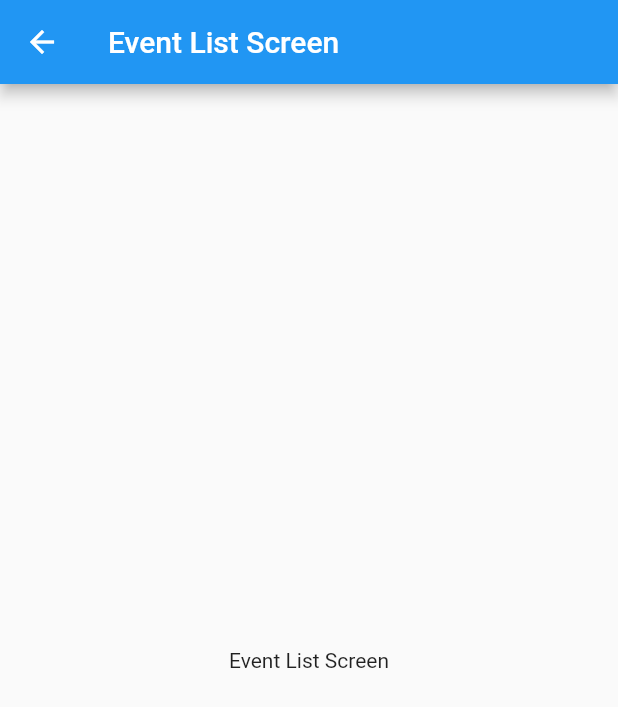
After one commit to lahirulakruwan/Event_Reminder_FlutterApp, a Flutter app: the EventListScreen screen opened directly, on a phone screen of 412 x 824 dp. The commit adds this screen. Shown: the top 707 px of the screen. Run offline on Flutter 3.47's test engine with Material 2 defaults, Android fonts, the phone set to English and light mode, and no system bars.

Commit message:
screen structure

```diff
--- /dev/null
+++ b/lib/screens/add_event_screen.dart
@@ -0,0 +1,22 @@
+import 'package:flutter/material.dart';
+
+class AddEventScreen extends StatefulWidget {
+  const AddEventScreen({Key key}) : super(key: key);
+
+  @override
+  _AddEventScreenState createState() => _AddEventScreenState();
+}
+
+class _AddEventScreenState extends State<AddEventScreen> {
+  @override
+  Widget build(BuildContext context) {
+    return Scaffold(
+      appBar: AppBar(
+        title: Text('Add Event Screen'),
+      ),
+      body: Center(
+        child: Text('Add Event Screen'),
+      ),
+    );
+  }
+}
--- /dev/null
+++ b/lib/screens/event_list_screen.dart
@@ -0,0 +1,22 @@
+import 'package:flutter/material.dart';
+
+class EventListScreen extends StatefulWidget {
+  const EventListScreen({Key key}) : super(key: key);
+
+  @override
+  _EventListScreenState createState() => _EventListScreenState();
+}
+
+class _EventListScreenState extends State<EventListScreen> {
+  @override
+  Widget build(BuildContext context) {
+    return Scaffold(
+      appBar: AppBar(
+        title: Text('Event List Screen'),
+      ),
+      body: Center(
+        child: Text('Event List Screen'),
+      ),
+    );
+  }
+}
```
Also changed, not shown: lib/main.dart (+10 -100 lines), lib/screens/login_screen.dart (added, +22 -0 lines), lib/screens/register_screen.dart (added, +22 -0 lines), lib/screens/update_event_screen.dart (added, +22 -0 lines), lib/screens/welcome_screen.dart (added, +17 -0 lines), assets/flutter.png (added).
